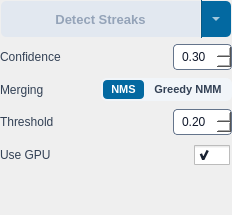
This is src/startrails/ui/step_detect_streaks.ui in gkyle/startrails as Qt 5 draws it before an edit. The edited form follows.
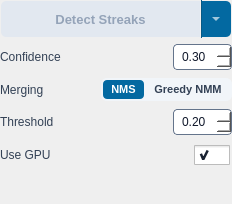
This is the edited form. Icons and pictures are not drawn.

```diff
--- a/src/startrails/ui/step_detect_streaks.ui
+++ b/src/startrails/ui/step_detect_streaks.ui
@@ -7,7 +7,7 @@
     <x>0</x>
     <y>0</y>
     <width>232</width>
-    <height>215</height>
+    <height>204</height>
    </rect>
   </property>
   <property name="styleSheet">
```
Left out of the diff: 10 changed lines with no effect on the pictures. Lines whose indentation alone changed are shown as unchanged.
